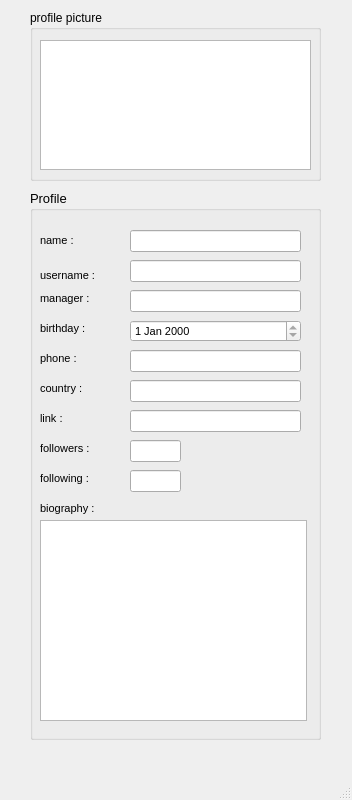
Before: the Qt Designer form others_profile.ui in Hossein-Fazel/UI-final-project, drawn with Qt 5.
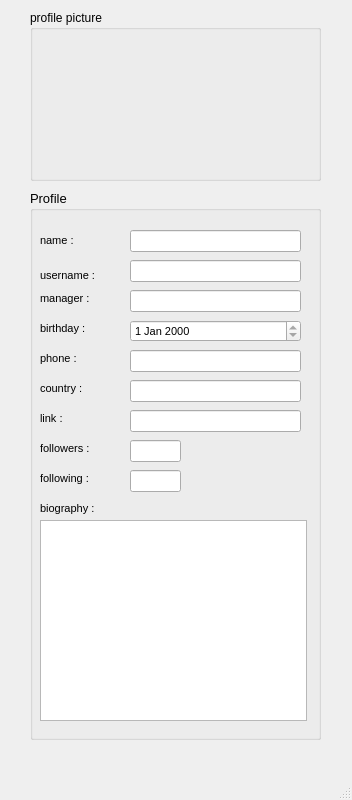
After: the same form once the commit is applied.

Commit message: show profile picture in show profile option

```diff
--- a/others_profile.ui
+++ b/others_profile.ui
@@ -373,15 +373,18 @@
     <property name="title">
      <string>profile picture</string>
     </property>
-    <widget class="QListWidget" name="listWidget">
+    <widget class="QLabel" name="lbl_pic">
      <property name="geometry">
       <rect>
        <x>10</x>
-       <y>30</y>
-       <width>271</width>
-       <height>130</height>
+       <y>20</y>
+       <width>181</width>
+       <height>141</height>
       </rect>
      </property>
+     <property name="text">
+      <string/>
+     </property>
     </widget>
    </widget>
   </widget>
```
The commit also changes 1 other file.
